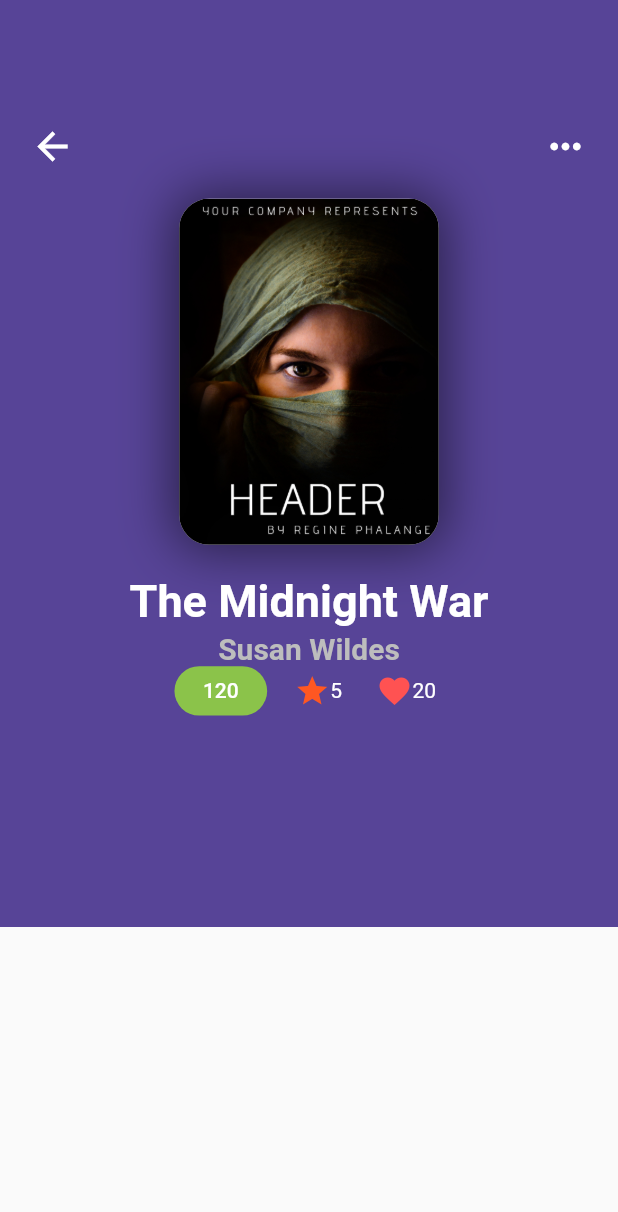
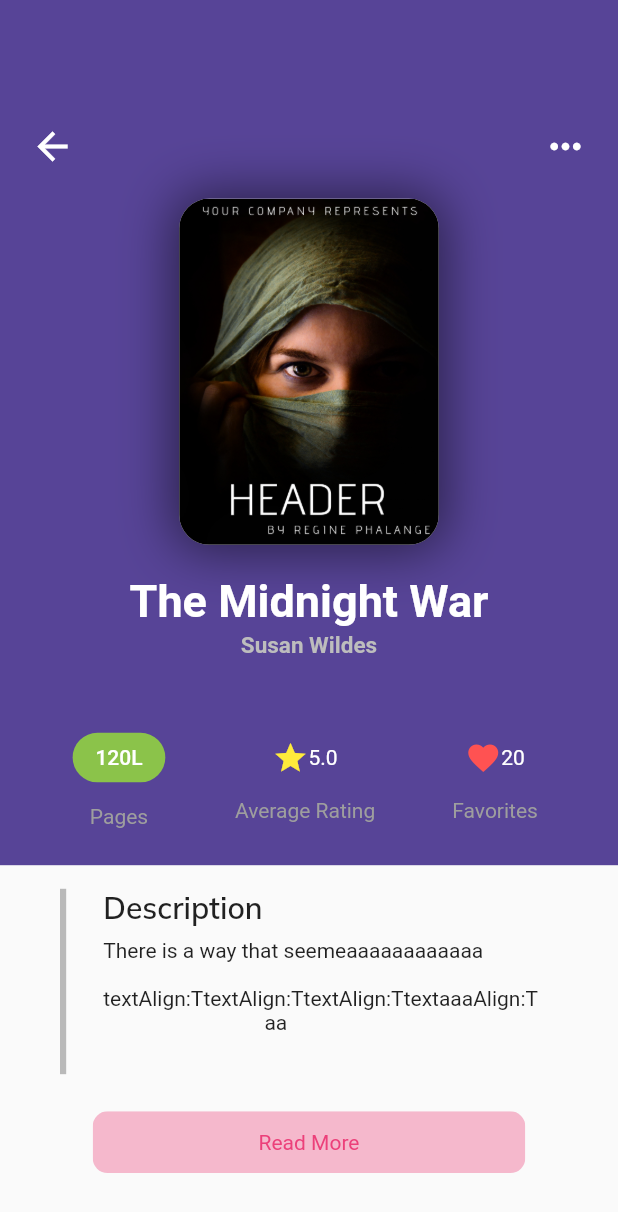
Before and after one commit to onuohasilver/rallyReader, a Flutter app: the screen it shows after launch, on a phone screen of 412 x 824 dp. Shown: the top 1212 px of the screen. Run offline on Flutter 3.47's test engine with Material 2 defaults, Android fonts, the phone set to English and light mode, and no system bars; our stand-ins replace flutter_icons, google_fonts; Roboto replaces fonts that are missing (Jura).

Commit message:
add read more button

```diff
--- a/lib/screens/viewScreen.dart
+++ b/lib/screens/viewScreen.dart
@@ -19,7 +19,7 @@ class _BookScreenState extends State<BookScreen> {
         child: Stack(
           children: <Widget>[
             Container(
-              height: heightT * .75,
+              height: heightT * .70,
               width: widthT,
               color: Color(0xFF574497),
             ),
@@ -50,20 +50,19 @@ class _BookScreenState extends State<BookScreen> {
                         fontSize: 30,
                         fontWeight: FontWeight.w600),
                   ),
-                  SizedBox(height:3),
+                  SizedBox(height: 3),
                   Text(
                     'Susan Wildes',
                     style: GoogleFonts.jura(
                         color: Colors.grey[400],
-                        fontSize: 20,
+                        fontSize: 15,
                         fontWeight: FontWeight.w600),
                   ),
-
-
-
-
+                  SizedBox(height: heightT * .06),
                   Row(
-   mainAxisAlignment: MainAxisAlignment.center,
+                    mainAxisAlignment: MainAxisAlignment.spaceEvenly,
+                    children: <Widget>[
+                      Column(
                         children: <Widget>[
                           Container(
                             height: heightT * .04,
@@ -72,7 +71,7 @@ Row(
                               borderRadius: BorderRadius.circular(20),
                               child: Center(
                                   child: Text(
-                              '120',
+                                '120L',
                                 style: TextStyle(
                                     color: Colors.white,
                                     fontWeight: FontWeight.w500),
@@ -80,44 +79,115 @@ Row(
                               color: Colors.lightGreen,
                             ),
                           ),
+                          SizedBox(height: 15),
+                          Text('Pages', style: TextStyle(color: Colors.grey))
+                        ],
+                      ),
                       Padding(
                         padding: const EdgeInsets.symmetric(horizontal: 18.0),
-                          child: Row(
-
+                        child: Column(
                           children: <Widget>[
-
+                            Row(
+                              children: <Widget>[
                                 Icon(
                                   Icons.star,
-                                color: Colors.deepOrange,
+                                  color: Colors.yellow,
                                 ),
                                 Text(
-                                '5',
+                                  '5.0',
                                   style: TextStyle(color: Colors.white),
                                 )
+                              ],
+                            ),
+                            SizedBox(height: 15),
+                            Text('Average Rating',
+                                style: TextStyle(color: Colors.grey))
                           ],
                         ),
                       ),
                       Padding(
                         padding: const EdgeInsets.symmetric(horizontal: 5.0),
-                          child: Row(
+                        child: Column(
                           children: <Widget>[
-                              Icon(
-                                Icons.favorite,
-                                color: Colors.redAccent
-                              ),
+                            Row(
+                              children: <Widget>[
+                                Icon(Icons.favorite, color: Colors.redAccent),
                                 Text(
                                   '20',
                                   style: TextStyle(color: Colors.white),
                                 )
                               ],
                             ),
+                            SizedBox(height: 15),
+                            Text('Favorites',
+                                style: TextStyle(color: Colors.grey))
+                          ],
+                        ),
                       )
                     ],
                   ),
-
-
-
-
+                  Padding(
+                    padding: const EdgeInsets.fromLTRB(20, 40, 0, 0),
+                    child: Container(
+                      height: heightT * .18,
+                      child: Row(
+                        mainAxisAlignment: MainAxisAlignment.start,
+                        crossAxisAlignment: CrossAxisAlignment.start,
+                        children: <Widget>[
+                          Container(
+                            height: heightT * .15,
+                            width: widthT * .01,
+                            child: Material(
+                              color: Colors.black26,
+                            ),
+                          ),
+                          SizedBox(width: heightT * .03),
+                          Column(
+                            crossAxisAlignment: CrossAxisAlignment.start,
+                            children: <Widget>[
+                              Text(
+                                'Description',
+                                style: GoogleFonts.muli(
+                                    fontSize: 20, fontWeight: FontWeight.w600),
+                                textAlign: TextAlign.start,
+                              ),
+                              SizedBox(height: heightT * .01),
+                              Container(
+                                width: widthT * .75,
+                                child: Text(
+                                  '''There is a way that seemeaaaaaaaaaaaa
+                               textAlign:TtextAlign:TtextAlign:TtextaaaAlign:T
+                               aa
+                                ''',
+                                  textAlign: TextAlign.justify,
+                                ),
+                              )
+                            ],
+                          )
+                        ],
+                      ),
+                    ),
+                  ),
+                  ClipRRect(
+                    borderRadius: BorderRadius.circular(10),
+                    child: Container(
+                      width: widthT * .7,
+                      height: heightT * .05,
+                      child: Material(
+                          child: InkWell(
+                            onTap: () {},
+                            splashColor: Colors.pink,
+                            child: Center(
+                              child: Text(
+                                'Read More',
+                                style: TextStyle(color: Colors.pink[400]),
+                              ),
+                            ),
+                          ),
+                          borderRadius: BorderRadius.circular(8),
+                          color: Colors.pink.withOpacity(.3)),
+                    ),
+                  )
                 ],
               ),
             )
```
Lines whose indentation alone changed are shown as unchanged.
